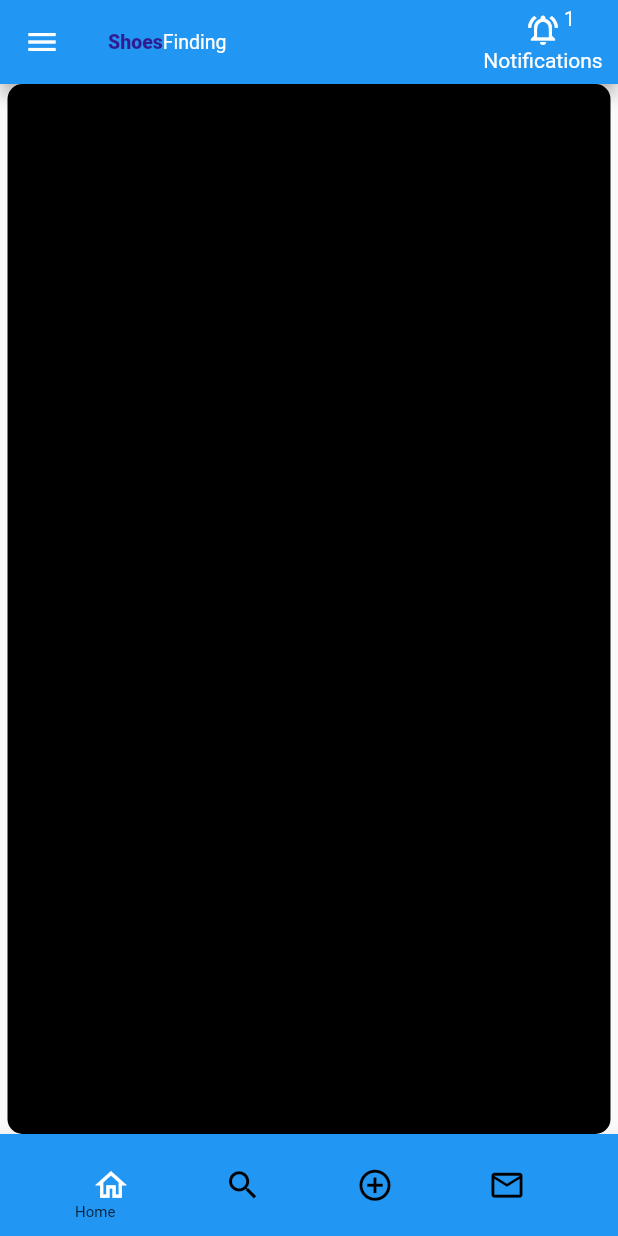
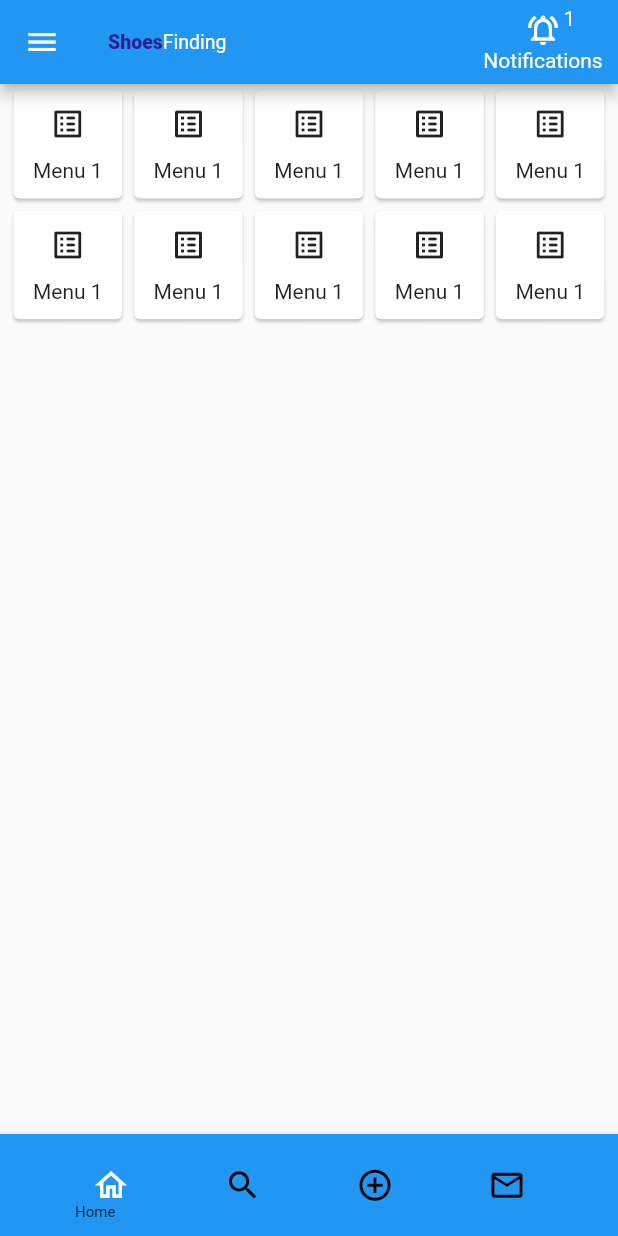
Before and after one commit to isismynamee/chat_app_flutter, a Flutter app: the screen it shows after launch, on a phone screen of 412 x 824 dp. Run offline on Flutter 3.47's test engine with Material 2 defaults, Android fonts, the phone set to English and light mode, and no system bars; our stand-ins replace flutter_rating_bar, flutter_svg.

Commit message:
update: add menu grid

```diff
--- a/lib/page/home/home.dart
+++ b/lib/page/home/home.dart
@@ -1,4 +1,5 @@
 import 'package:flutter/material.dart';
+import 'package:learning/page/home/menu%20grid/GridMenu.dart';
 
 class Home extends StatefulWidget {
   const Home({Key? key}) : super(key: key);
@@ -12,12 +13,36 @@ class _HomeState extends State<Home> {
   Widget build(BuildContext context) {
     return Container(
       decoration: BoxDecoration(
-        color: Colors.black,
+        // color: Colors.black,
         borderRadius: BorderRadius.circular(10)
       ),
       margin: EdgeInsets.symmetric(horizontal: 5),
       width: MediaQuery.of(context).size.width,
-      // child:
+      child: GridView.builder(
+        gridDelegate: SliverGridDelegateWithMaxCrossAxisExtent(
+          maxCrossAxisExtent: 100,
+        ),
+        itemCount: 10,
+        itemBuilder: (_, index) =>
+          GestureDetector(
+            child: Card(
+              child: Column(
+                crossAxisAlignment: CrossAxisAlignment.center,
+                mainAxisAlignment: MainAxisAlignment.spaceEvenly,
+                children: [
+                  Icon(Icons.list_alt_rounded),
+                  Text("Menu 1", overflow: TextOverflow.ellipsis,)
+                ],
+              ),
+            ),
+            onTap: () {
+              Navigator.push(context, MaterialPageRoute(
+                builder: (context) => GridMenu()
+                )
+              );
+            },
+          ),
+      )
     );
   }
 }
--- a/lib/widgets/splashScreen.dart
+++ b/lib/widgets/splashScreen.dart
@@ -22,7 +22,8 @@ class _splashScreenState extends State<splashScreen> {
     });
   }
   Widget build(BuildContext context) {
-    return Scaffold(
+    return SafeArea(
+      child: Scaffold(
         body: Container(
           color: Colors.white,
           width: MediaQuery.of(context).size.width,
@@ -46,6 +47,7 @@ class _splashScreenState extends State<splashScreen> {
             ),
           ),
         ),
+      ),
     );
   }
 }
```
Also changed, not shown: lib/page/home/menu grid/GridMenu.dart (added, +30 -0 lines). Lines whose indentation alone changed are shown as unchanged.
